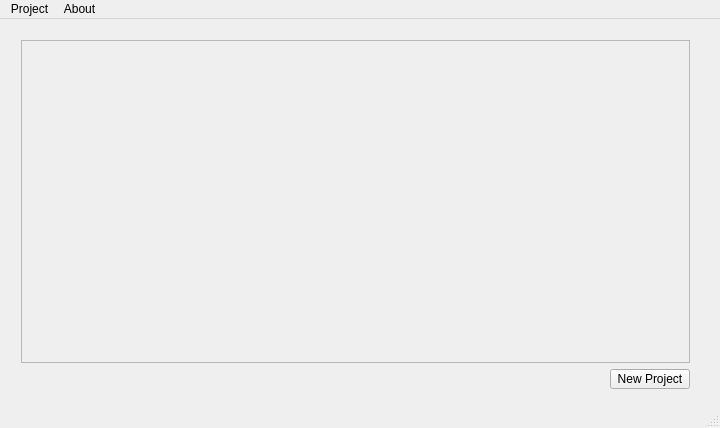
aseiis/epochplusplus, file ui/TimeTrackingApp.ui: the form before one commit.
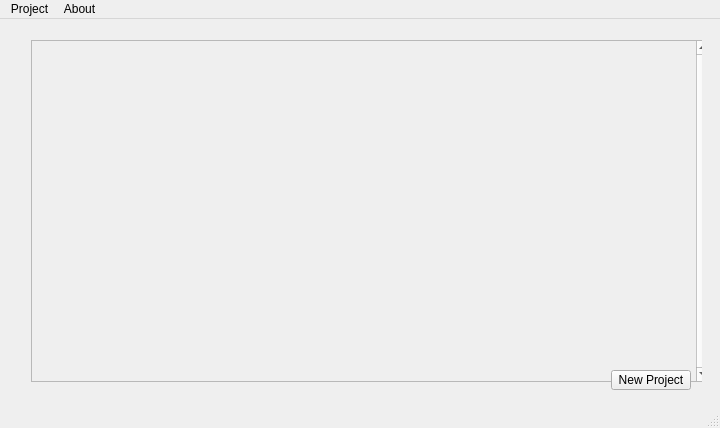
The form after the commit.

Commit message: feat: minimal application styling => added a basic stylesheet for the QScrollArea and custom ProjectWidget (WIP colors) + new random colored line for each project card for better identification + ProjectWidget.ui simplification

Patch:
```diff
--- a/ui/TimeTrackingApp.ui
+++ b/ui/TimeTrackingApp.ui
@@ -26,28 +26,58 @@
    <string>TimeTrackingApp</string>
   </property>
   <widget class="QWidget" name="centralWidget">
+   <property name="minimumSize">
+    <size>
+     <width>720</width>
+     <height>0</height>
+    </size>
+   </property>
    <widget class="QWidget" name="horizontalLayoutWidget">
     <property name="geometry">
      <rect>
-      <x>10</x>
+      <x>20</x>
       <y>10</y>
-      <width>691</width>
-      <height>371</height>
+      <width>682</width>
+      <height>372</height>
      </rect>
     </property>
     <layout class="QVBoxLayout" name="verticalLayout">
      <item>
-      <widget class="QScrollArea" name="scrollArea">
+      <widget class="QScrollArea" name="projectsScrollArea">
+       <property name="sizePolicy">
+        <sizepolicy hsizetype="Minimum" vsizetype="Expanding">
+         <horstretch>0</horstretch>
+         <verstretch>0</verstretch>
+        </sizepolicy>
+       </property>
+       <property name="minimumSize">
+        <size>
+         <width>680</width>
+         <height>342</height>
+        </size>
+       </property>
+       <property name="maximumSize">
+        <size>
+         <width>650</width>
+         <height>16777215</height>
+        </size>
+       </property>
+       <property name="verticalScrollBarPolicy">
+        <enum>Qt::ScrollBarAlwaysOn</enum>
+       </property>
+       <property name="horizontalScrollBarPolicy">
+        <enum>Qt::ScrollBarAsNeeded</enum>
+       </property>
        <property name="widgetResizable">
         <bool>true</bool>
        </property>
-       <widget class="QWidget" name="scrollAreaWidgetContents">
+       <widget class="QWidget" name="projectsScrollAreaWidgetContents">
         <property name="geometry">
          <rect>
           <x>0</x>
           <y>0</y>
-          <width>687</width>
-          <height>339</height>
+          <width>661</width>
+          <height>340</height>
          </rect>
         </property>
        </widget>
```
Left out of the diff: 6 changed lines with no effect on the pictures. The commit also changes 15 other files.
